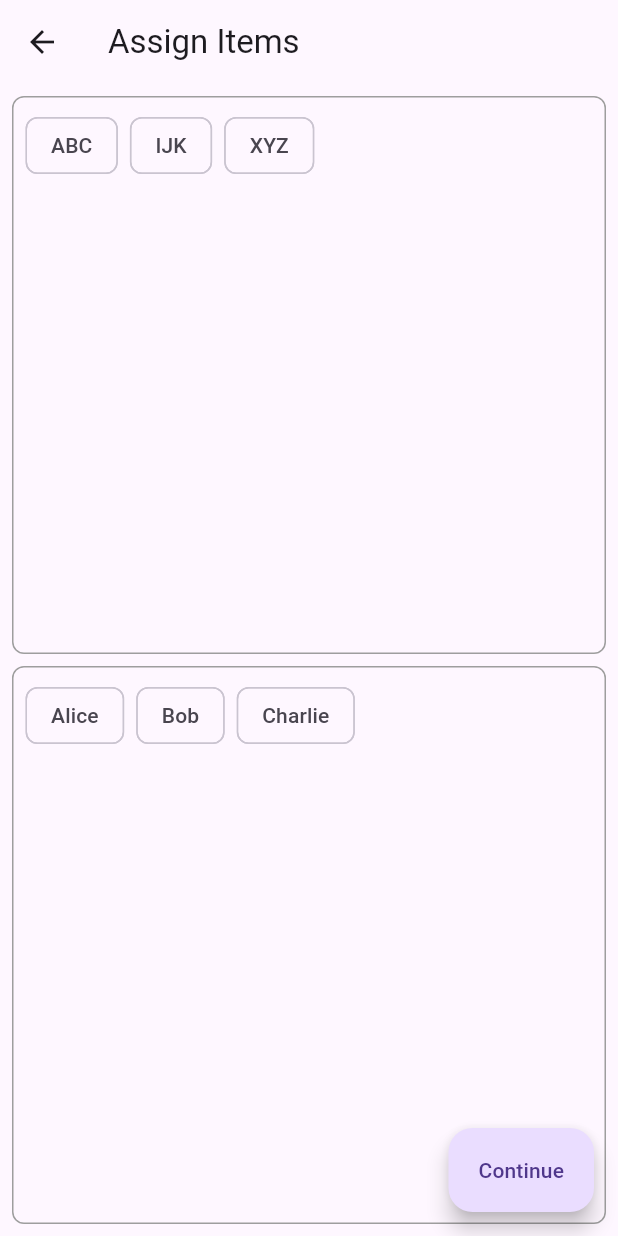
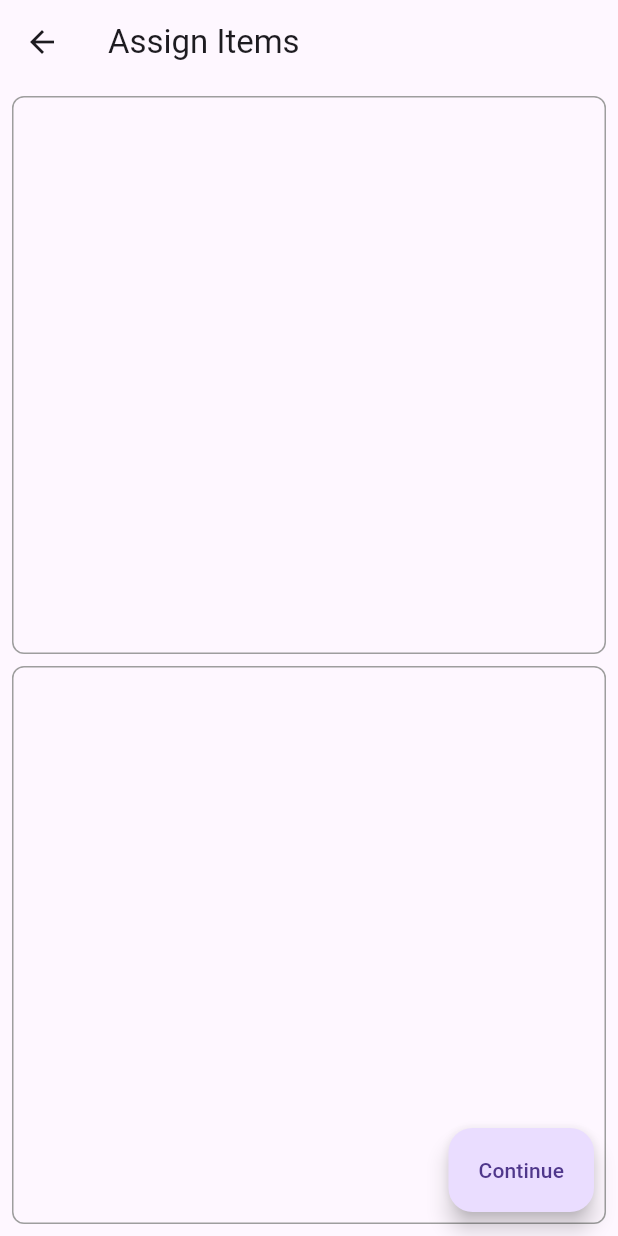
Before and after one commit to kathiravanrs/platewise, a Flutter app: the AssignItemsScreen screen opened by its route, on a phone screen of 412 x 824 dp. Run offline on Flutter 3.47's test engine with Material 2 defaults, Android fonts, the phone set to English and light mode, and no system bars.

Commit message:
removed default items

```diff
--- a/lib/data.dart
+++ b/lib/data.dart
@@ -1,17 +1,9 @@
 import 'model/friend.dart';
 import 'model/item.dart';
 
-List<Friend> friends = [
-  Friend(name: 'Alice'),
-  Friend(name: 'Bob'),
-  Friend(name: 'Charlie'),
-];
+List<Friend> friends = [];
 
-List<Item> items = [
-  Item("ABC", 30, 1),
-  Item("IJK", 20, 1),
-  Item("XYZ", 10, 1),
-];
+List<Item> items = [];
 
 Map<Item, Set<Friend>> itemFriendMap = {};
 Map<Friend, double> friendPreTaxSplit = {};
```
